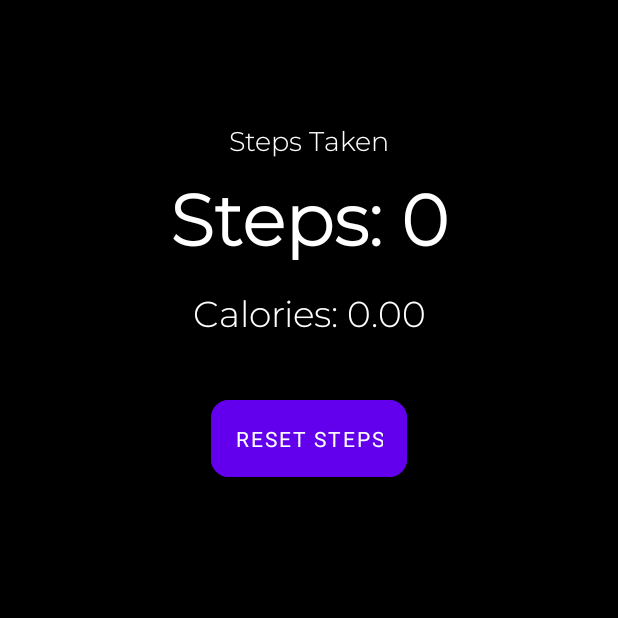
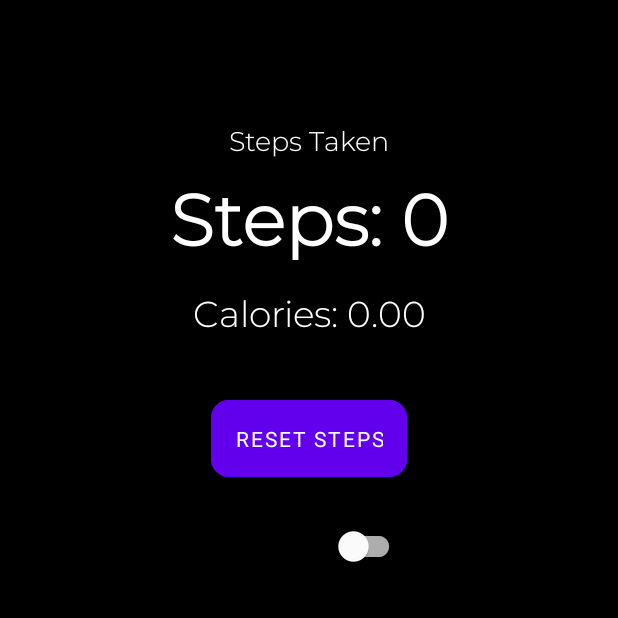
Before and after one commit to DaBest890/Step-Tracker-App, an Android app built with Jetpack Compose: the screen it shows after launch (MainActivity), on a phone screen of 412 x 824 dp, the top half of it. Run offline under Robolectric (Android 15) with nearby library versions, the phone set to English and light mode, and no system bars.

Commit message:
Learning Github

```diff
--- a/app/build.gradle.kts
+++ b/app/build.gradle.kts
@@ -50,8 +50,7 @@ android {
 }
 
 dependencies {
-    implementation ("com.google.android.material:material:1.9.0")
-    implementation ("com.google.android.material:material:1.5.0")
+    implementation ("com.google.android.material:material:1.12.0")
     implementation ("androidx.constraintlayout:constraintlayout:2.1.4")
     implementation(libs.androidx.core.ktx)
     implementation(libs.androidx.lifecycle.runtime.ktx)
--- a/app/src/main/java/com/example/steptracker/MainActivity.kt
+++ b/app/src/main/java/com/example/steptracker/MainActivity.kt
@@ -1,5 +1,6 @@
 package com.example.steptracker
 
+import com.google.android.material.switchmaterial.SwitchMaterial
 import android.animation.ObjectAnimator
 import android.content.Context
 import android.content.pm.PackageManager
@@ -30,15 +31,14 @@ class MainActivity : AppCompatActivity(), SensorEventListener {
     private val activityRecognitionRequestCode = 101
     private var currentSteps: Float = 0f
     private var caloriesBurned: Float = 0f
-
-    // Debug mode flag
-    private val debugMode = false  // Set to true for testing purposes
+    private var debugMode: Boolean = false // This will be toggled via the Switch
 
     // UI Elements
     private lateinit var stepCountView: TextView
     private lateinit var caloriesBurnedView: TextView
     private lateinit var stepProgressBar: ProgressBar
     private lateinit var resetButton: Button
+    private lateinit var debugModeSwitch: SwitchMaterial // Switch for Debug Mode
 
     // Constants
     private val stepToCalorieConversionRate: Float = 0.04f  // Approximation: 0.04 calories per step
@@ -52,11 +52,24 @@ class MainActivity : AppCompatActivity(), SensorEventListener {
         caloriesBurnedView = findViewById(R.id.caloriesBurned)
         stepProgressBar = findViewById(R.id.stepProgressBar)
         resetButton = findViewById(R.id.resetButton)
+        debugModeSwitch = findViewById(R.id.debugModeSwitch) // Initialize Debug Mode Switch
 
         // Set progress bar max steps
         stepProgressBar.max = 10000  // Goal: 10,000 steps
 
-        // Load previous total steps from SharedPreferences
+        // Set up the Debug Mode Switch behavior
+        debugModeSwitch.setOnCheckedChangeListener { _, isChecked ->
+            debugMode = isChecked
+            if (debugMode) {
+                Toast.makeText(this, "Debug mode enabled: Simulating 5000 steps", Toast.LENGTH_SHORT).show()
+            } else {
+                Toast.makeText(this, "Debug mode disabled: Real sensor data", Toast.LENGTH_SHORT).show()
+            }
+            // Save the debug mode state
+            saveDebugModeState()
+        }
+
+        // Load previous total steps and debug mode state from SharedPreferences
         loadData()
 
         // Request Activity Recognition permission if needed
@@ -91,14 +104,14 @@ class MainActivity : AppCompatActivity(), SensorEventListener {
     override fun onSensorChanged(event: SensorEvent?) {
         lifecycleScope.launch(Dispatchers.Default) {
             if (debugMode) {
-                // Simulate steps for testing
-                currentSteps = 2200f
-                Log.d("StepTracker", "Debug mode: Testing with 2200 steps")
+                // Simulate steps for testing (5000 steps)
+                currentSteps = 5000f
+                Log.d("StepTracker", "Debug mode: Simulating 5000 steps")
             } else if (event != null) {
                 // Use real sensor data in production
                 totalSteps = event.values[0]
                 currentSteps = totalSteps - previousTotalSteps
-                Log.d("StepTracker", "Production mode: Real sensor data steps = $currentSteps")
+                Log.d("StepTracker", "Real sensor data: $currentSteps steps")
             }
 
             // Calculate calories burned based on steps
@@ -130,11 +143,20 @@ class MainActivity : AppCompatActivity(), SensorEventListener {
         // Not used in this case
     }
 
-    // Save the current steps to SharedPreferences
+    // Save the current steps and debug mode to SharedPreferences
     private fun saveData() {
         val sharedPreferences = getSharedPreferences("myPrefs", Context.MODE_PRIVATE)
         val editor = sharedPreferences.edit()
         editor.putFloat("previousTotalSteps", previousTotalSteps)
+        editor.putBoolean("debugMode", debugMode) // Save debug mode state
+        editor.apply()
+    }
+
+    // Save debug mode state only
+    private fun saveDebugModeState() {
+        val sharedPreferences = getSharedPreferences("myPrefs", Context.MODE_PRIVATE)
+        val editor = sharedPreferences.edit()
+        editor.putBoolean("debugMode", debugMode)
         editor.apply()
     }
 
@@ -142,6 +164,8 @@ class MainActivity : AppCompatActivity(), SensorEventListener {
     private fun loadData() {
         val sharedPreferences = getSharedPreferences("myPrefs", Context.MODE_PRIVATE)
         previousTotalSteps = sharedPreferences.getFloat("previousTotalSteps", 0f)
+        debugMode = sharedPreferences.getBoolean("debugMode", false) // Load debug mode state
+        debugModeSwitch.isChecked = debugMode // Update switch UI
     }
 
     // Reset the step count and progress bar
--- a/app/src/main/res/color/progress_gradient.xml
+++ /dev/null
@@ -1,8 +0,0 @@
-<?xml version="1.0" encoding="utf-8"?>
-<selector xmlns:android="http://schemas.android.com/apk/res/android">
-    <gradient xmlns:android="http://schemas.android.com/apk/res/android"
-        android:startColor="@color/primary_light"
-        android:centerColor="@color/primary"
-        android:endColor="@color/primary_dark"
-        android:angle="0" />
-</selector>
--- a/app/src/main/res/layout/activity_main.xml
+++ b/app/src/main/res/layout/activity_main.xml
@@ -1,7 +1,5 @@
-<androidx.constraintlayout.widget.ConstraintLayout
-    xmlns:android="http://schemas.android.com/apk/res/android"
+<androidx.constraintlayout.widget.ConstraintLayout xmlns:android="http://schemas.android.com/apk/res/android"
     xmlns:app="http://schemas.android.com/apk/res-auto"
-    xmlns:tools="http://schemas.android.com/tools"
     android:layout_width="match_parent"
     android:layout_height="match_parent"
     android:background="@android:color/black"
@@ -19,7 +17,7 @@
         android:max="@integer/step_goal"
         app:indicatorSize="@dimen/indicator_size"
         app:trackThickness="@dimen/track_thickness"
-        app:indicatorColor="@color/progress_gradient"
+        app:indicatorColor="@color/progress_green"
         app:trackColor="@color/primary_color"
         app:layout_constraintBottom_toTopOf="@+id/caloriesBurned"
         app:layout_constraintEnd_toEndOf="parent"
@@ -102,4 +100,20 @@
         app:layout_constraintStart_toStartOf="parent"
         app:layout_constraintTop_toBottomOf="@+id/caloriesBurned" />
 
+    <com.google.android.material.switchmaterial.SwitchMaterial
+        android:id="@+id/debugModeSwitch"
+        android:layout_width="wrap_content"
+        android:layout_height="wrap_content"
+        android:text="@string/debug_mode"
+        android:layout_marginTop="16dp"
+        app:layout_constraintEnd_toEndOf="parent"
+        app:layout_constraintStart_toStartOf="parent"
+        app:layout_constraintTop_toBottomOf="@id/resetButton"/>
+
+
+
+
+
+
+
 </androidx.constraintlayout.widget.ConstraintLayout>
--- a/app/src/main/res/values/colors.xml
+++ b/app/src/main/res/values/colors.xml
@@ -14,5 +14,8 @@
     <color name="primary">#6200EE</color>
     <color name="primary_dark">#3700B3</color>
     <color name="primary_light">#BB86FC</color>
+    <color name="progress_green">#4CAF50</color>
+    <color name="progress_light_green">#A5D6A7</color> <!-- Light green -->
+    <color name="progress_dark_green">#2E7D32</color>
 
 </resources>
--- a/app/src/main/res/values/strings.xml
+++ b/app/src/main/res/values/strings.xml
@@ -6,4 +6,5 @@
     <string name="initial_calories">200</string>
     <string name="app_name">Step Tracker</string>
     <string name="step_count">Steps: %1$d</string>
+    <string name="debug_mode">Debug Mode</string>
 </resources>
```
Also changed, not shown: app/src/main/res/drawable/progress_gradient.xml (added, +8 -0 lines).
